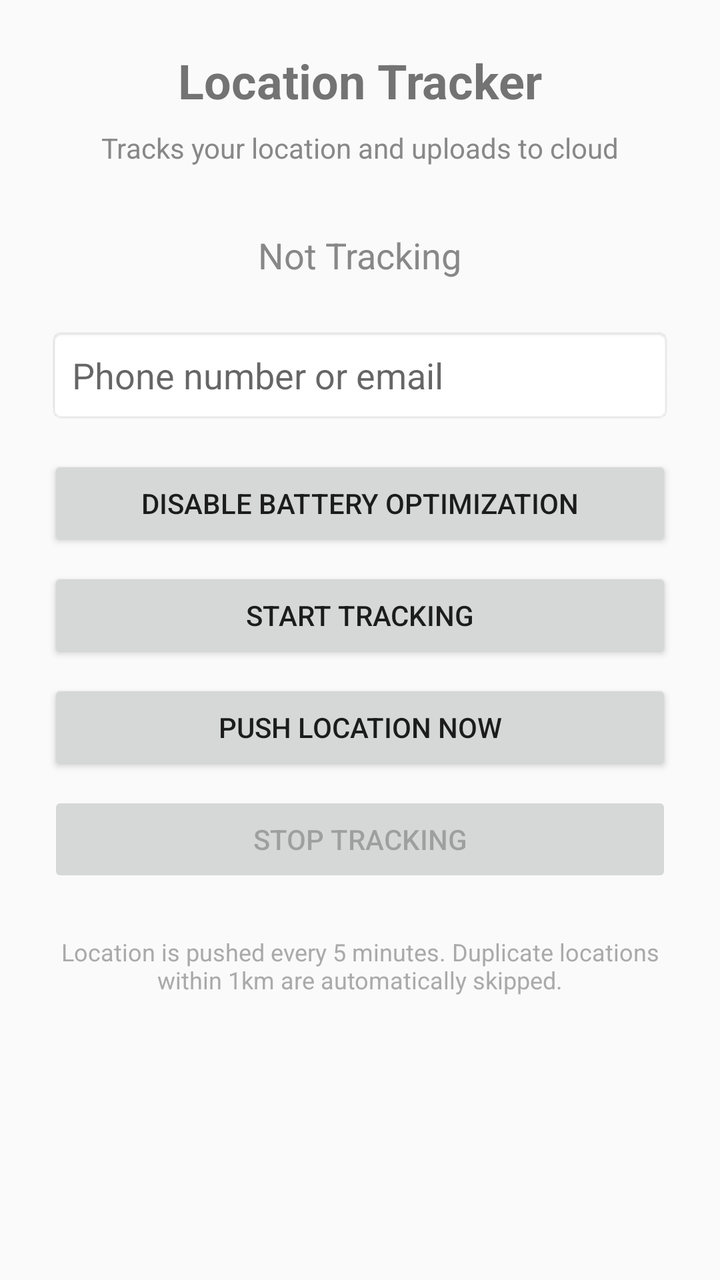
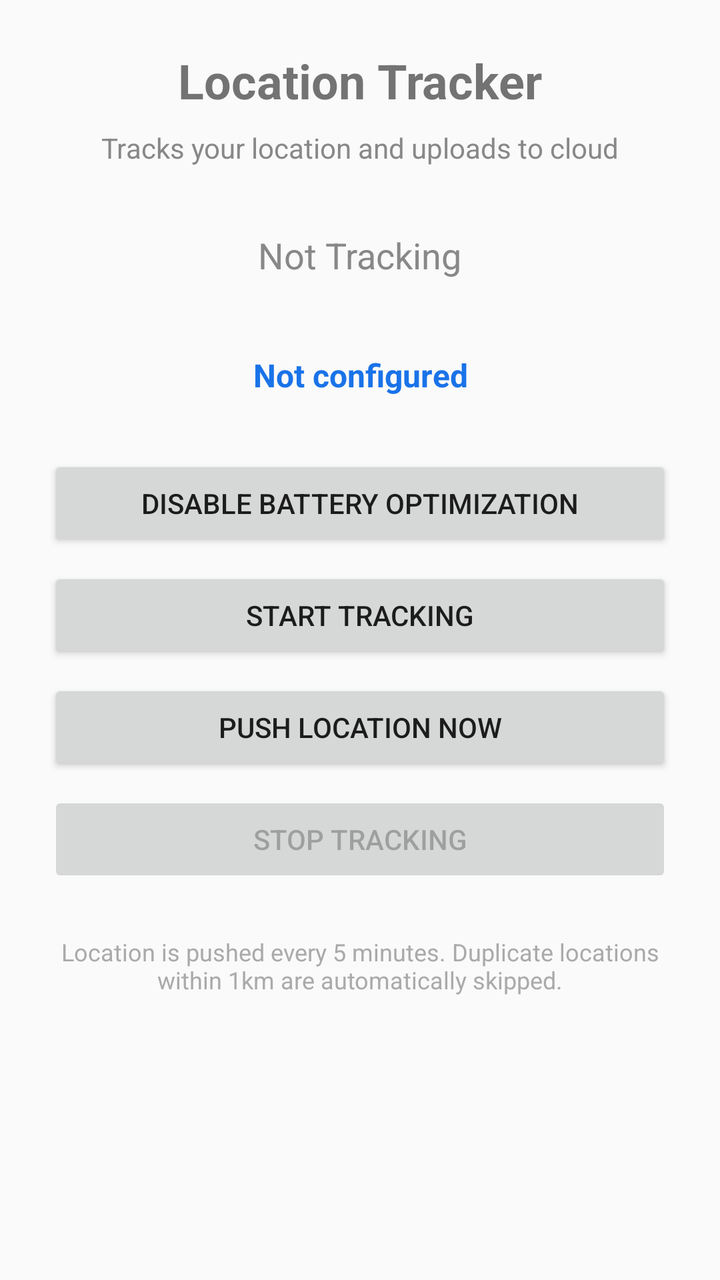

An Android layout rendered at two revisions. The XML below is the earlier revision; the diff shows what the commit changed to produce the second picture.
<!-- AndroidManifest.xml: application theme Theme.LocationTracker -->
<!-- res/layout/activity_main.xml -->
<?xml version="1.0" encoding="utf-8"?>
<LinearLayout xmlns:android="http://schemas.android.com/apk/res/android"
    android:layout_width="match_parent"
    android:layout_height="match_parent"
    android:orientation="vertical"
    android:padding="24dp"
    android:gravity="center_horizontal">

    <TextView
        android:layout_width="wrap_content"
        android:layout_height="wrap_content"
        android:text="Location Tracker"
        android:textSize="24sp"
        android:textStyle="bold"
        android:layout_marginBottom="8dp" />

    <TextView
        android:layout_width="wrap_content"
        android:layout_height="wrap_content"
        android:text="Tracks your location and uploads to cloud"
        android:textSize="14sp"
        android:textColor="#888"
        android:layout_marginBottom="32dp" />

    <TextView
        android:id="@+id/status_text"
        android:layout_width="wrap_content"
        android:layout_height="wrap_content"
        android:text="Not Tracking"
        android:textSize="18sp"
        android:textColor="#888"
        android:layout_marginBottom="24dp" />

    <EditText
        android:id="@+id/identifier_input"
        android:layout_width="match_parent"
        android:layout_height="48dp"
        android:hint="Phone number or email"
        android:inputType="textEmailAddress"
        android:padding="12dp"
        android:background="@android:drawable/editbox_background"
        android:layout_marginBottom="16dp" />

    <Button
        android:id="@+id/battery_btn"
        android:layout_width="match_parent"
        android:layout_height="48dp"
        android:text="Disable Battery Optimization"
        android:layout_marginBottom="8dp" />

    <Button
        android:id="@+id/start_btn"
        android:layout_width="match_parent"
        android:layout_height="48dp"
        android:text="Start Tracking"
        android:enabled="true"
        android:layout_marginBottom="8dp" />

    <Button
        android:id="@+id/push_now_btn"
        android:layout_width="match_parent"
        android:layout_height="48dp"
        android:text="Push Location Now"
        android:layout_marginBottom="8dp" />

    <Button
        android:id="@+id/stop_btn"
        android:layout_width="match_parent"
        android:layout_height="48dp"
        android:text="Stop Tracking"
        android:enabled="false" />

    <TextView
        android:layout_width="wrap_content"
        android:layout_height="wrap_content"
        android:text="Location is pushed every 5 minutes. Duplicate locations within 1km are automatically skipped."
        android:textSize="12sp"
        android:textColor="#aaa"
        android:gravity="center"
        android:layout_marginTop="24dp" />

</LinearLayout>
<!-- resources referenced by this layout -->
<resources>
  <style name="Theme.LocationTracker" parent="Theme.AppCompat.Light.NoActionBar" />
</resources>

<!-- the commit's change to res/layout/activity_main.xml (unified diff, before → after) -->
@@ -31,15 +31,18 @@
         android:textColor="#888"
         android:layout_marginBottom="24dp" />
 
-    <EditText
-        android:id="@+id/identifier_input"
+    <TextView
+        android:id="@+id/configured_email"
         android:layout_width="match_parent"
         android:layout_height="48dp"
-        android:hint="Phone number or email"
-        android:inputType="textEmailAddress"
-        android:padding="12dp"
-        android:background="@android:drawable/editbox_background"
-        android:layout_marginBottom="16dp" />
+        android:text="Not configured"
+        android:textColor="#1a73e8"
+        android:gravity="center"
+        android:textSize="16sp"
+        android:textStyle="bold"
+        android:layout_marginBottom="16dp"
+        android:clickable="true"
+        android:focusable="true" />
 
     <Button
         android:id="@+id/battery_btn"
